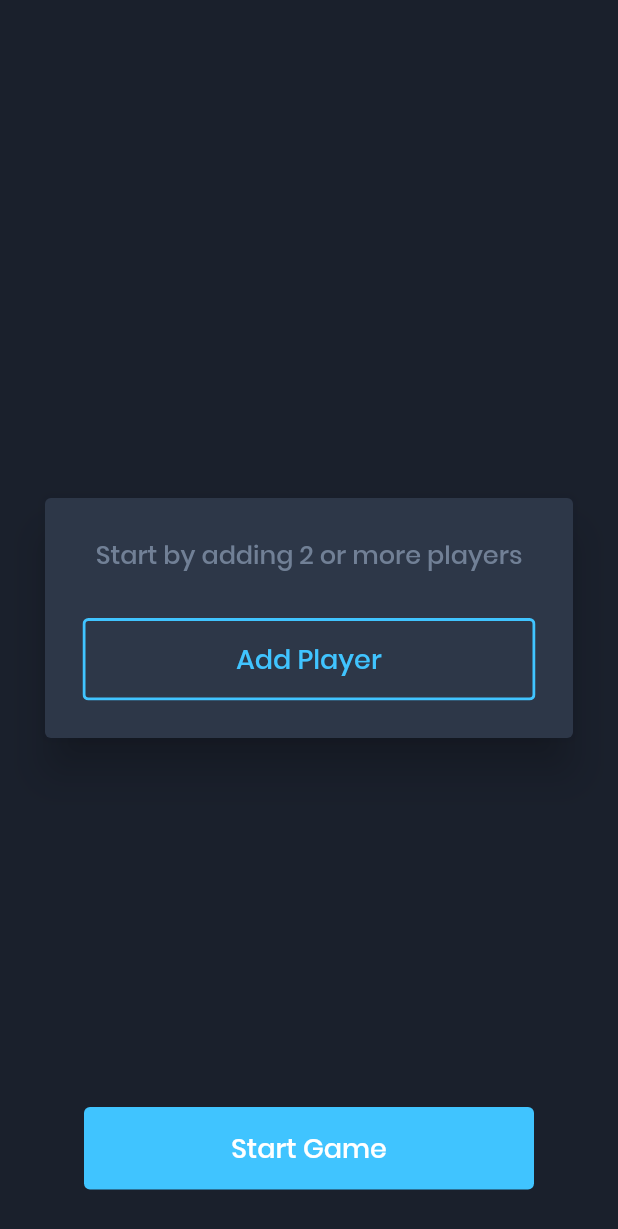
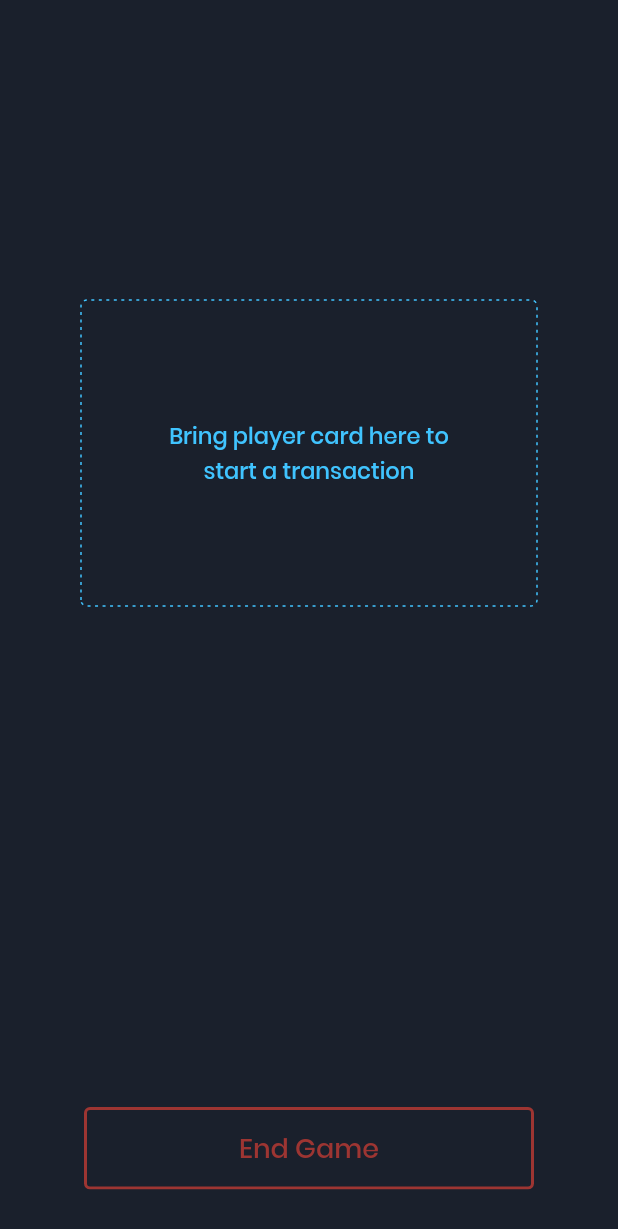
Before and after one commit to blenderskool/game-pay, a Flutter app: the screen it shows after launch, after a tap on "Start Game", on a phone screen of 412 x 824 dp. Shown: the top 1229 px of the screen. Run offline on Flutter 3.47's test engine with Material 2 defaults, Android fonts, the light colour scheme and no system bars; drawn by our look-alikes of dotted_border; missing offline and left inert: nfc_in_flutter.

Commit message:
Add Game page
This page shows the players in the game and the amount of money
each of them have.
It also has a dotted border section to emulate a sensor where the
card can be scanned

```diff
--- a/lib/main.dart
+++ b/lib/main.dart
@@ -1,6 +1,7 @@
 import 'package:flutter/material.dart';
 import 'package:gamepay/utils/players.dart';
 import 'package:gamepay/pages/home.dart';
+import 'package:gamepay/pages/game.dart';
 import 'package:provider/provider.dart';
 
 void main() => runApp(MyApp());
@@ -22,7 +23,11 @@ class MyApp extends StatelessWidget {
                 color: Colors.transparent,
                 elevation: 0.0,
               )),
-          home: Home(),
+          routes: {
+            '/': (context) => Home(),
+            '/game': (context) => Game(),
+          },
+          initialRoute: '/',
         ));
   }
 }
--- /dev/null
+++ b/lib/pages/game.dart
@@ -0,0 +1,130 @@
+import 'package:dotted_border/dotted_border.dart';
+import 'package:flutter/material.dart';
+import 'package:gamepay/utils/players.dart';
+import 'package:gamepay/widgets/button.dart';
+import 'package:gamepay/widgets/nfcReader.dart';
+import 'package:provider/provider.dart';
+
+class PlayerCard extends StatelessWidget {
+  final String _name;
+  final int _amount;
+
+  PlayerCard(this._name, this._amount);
+
+  @override
+  Widget build(BuildContext context) {
+    return Material(
+      elevation: 3,
+      color: Color(0xFF2D3748),
+      borderRadius: BorderRadius.circular(4),
+      child: Container(
+        padding: EdgeInsets.symmetric(vertical: 20, horizontal: 10),
+        width: 120,
+        height: 120,
+        child: Column(
+          mainAxisAlignment: MainAxisAlignment.center,
+          children: <Widget>[
+            SizedBox(height: 5),
+            Container(
+              width: 28,
+              height: 28,
+              decoration: BoxDecoration(
+                shape: BoxShape.circle,
+                color: Colors.blue,
+              ),
+            ),
+            Spacer(flex: 1),
+            Text(
+              _name,
+              style: TextStyle(fontSize: 20),
+            ),
+            Text(
+              _amount.toString(),
+              style: TextStyle(
+                color: Colors.green,
+                fontSize: 15,
+                fontWeight: FontWeight.bold,
+              ),
+            )
+          ],
+        ),
+      ),
+    );
+  }
+}
+
+class Game extends StatelessWidget {
+  @override
+  Widget build(BuildContext context) {
+    final PlayersBloc playersBloc = Provider.of<PlayersBloc>(context);
+    print(playersBloc.players);
+
+    return Scaffold(
+      body: Center(
+        child: Column(
+          mainAxisAlignment: MainAxisAlignment.center,
+          crossAxisAlignment: CrossAxisAlignment.center,
+          children: <Widget>[
+            SizedBox(height: 200),
+            NFCReader(
+              onMessage: (message) {
+                final cardId = message.id;
+                if (playersBloc.player(cardId) != null) {
+                  Navigator.pushNamed(context, '/transact', arguments: cardId);
+                }
+              },
+            ),
+            DottedBorder(
+              child: Container(
+                  width: 300,
+                  height: 200,
+                  padding: EdgeInsets.all(50),
+                  child: Center(
+                    child: Text(
+                      "Bring player card here to start a transaction",
+                      textAlign: TextAlign.center,
+                      style: TextStyle(
+                          color: Colors.lightBlueAccent, fontSize: 15.0),
+                    ),
+                  )),
+              color: Colors.lightBlueAccent,
+              borderType: BorderType.RRect,
+              radius: Radius.circular(4),
+              dashPattern: [2, 3, 2, 3],
+            ),
+            SizedBox(height: 20),
+            Expanded(
+              child: GridView.count(
+                padding: EdgeInsets.symmetric(horizontal: 52),
+                primary: false,
+                crossAxisSpacing: 20,
+                mainAxisSpacing: 20,
+                crossAxisCount: 2,
+                children: playersBloc.players
+                    .map((player) => PlayerCard(player.name, player.amount))
+                    .toList(),
+              ),
+            ),
+          ],
+        ),
+      ),
+      floatingActionButton: Container(
+        width: 300,
+        height: 55,
+        margin: EdgeInsets.only(bottom: 15),
+        child: Opacity(
+          opacity: 0.6,
+          child: Button(
+            onTap: () {
+              playersBloc.reset();
+              Navigator.pop(context);
+            },
+            child: Text("End Game"),
+            color: Colors.red,
+          ),
+        ),
+      ),
+      floatingActionButtonLocation: FloatingActionButtonLocation.centerFloat,
+    );
+  }
+}
```
